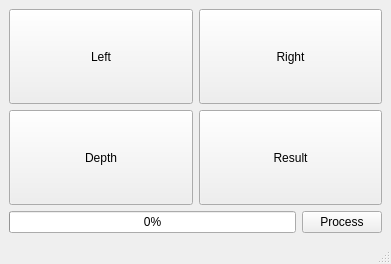
The window that mainwindow.ui (IvanTsantsarov/Stereo) describes before a commit, drawn with Qt 5.
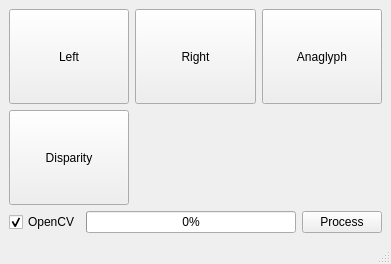
The same window after the commit.

Commit message: Old pseudo SGM removed. OpenCV added.

```diff
--- a/mainwindow.ui
+++ b/mainwindow.ui
@@ -17,45 +17,6 @@
    <layout class="QGridLayout" name="gridLayout_2">
     <item row="0" column="0">
      <layout class="QGridLayout" name="gridLayout">
-      <item row="1" column="0">
-       <widget class="QPushButton" name="btnDepth">
-        <property name="sizePolicy">
-         <sizepolicy hsizetype="Expanding" vsizetype="Expanding">
-          <horstretch>0</horstretch>
-          <verstretch>0</verstretch>
-         </sizepolicy>
-        </property>
-        <property name="text">
-         <string>Depth</string>
-        </property>
-       </widget>
-      </item>
-      <item row="1" column="1">
-       <widget class="QPushButton" name="btnResult">
-        <property name="sizePolicy">
-         <sizepolicy hsizetype="Expanding" vsizetype="Expanding">
-          <horstretch>0</horstretch>
-          <verstretch>0</verstretch>
-         </sizepolicy>
-        </property>
-        <property name="text">
-         <string>Result</string>
-        </property>
-       </widget>
-      </item>
-      <item row="0" column="0">
-       <widget class="QPushButton" name="btnLeft">
-        <property name="sizePolicy">
-         <sizepolicy hsizetype="Expanding" vsizetype="Expanding">
-          <horstretch>0</horstretch>
-          <verstretch>0</verstretch>
-         </sizepolicy>
-        </property>
-        <property name="text">
-         <string>Left</string>
-        </property>
-       </widget>
-      </item>
       <item row="0" column="1">
        <widget class="QPushButton" name="btnRight">
         <property name="sizePolicy">
@@ -69,10 +30,59 @@
         </property>
        </widget>
       </item>
+      <item row="0" column="0">
+       <widget class="QPushButton" name="btnLeft">
+        <property name="sizePolicy">
+         <sizepolicy hsizetype="Expanding" vsizetype="Expanding">
+          <horstretch>0</horstretch>
+          <verstretch>0</verstretch>
+         </sizepolicy>
+        </property>
+        <property name="text">
+         <string>Left</string>
+        </property>
+       </widget>
+      </item>
+      <item row="0" column="2">
+       <widget class="QPushButton" name="btnAnaglypth">
+        <property name="sizePolicy">
+         <sizepolicy hsizetype="Expanding" vsizetype="Expanding">
+          <horstretch>0</horstretch>
+          <verstretch>0</verstretch>
+         </sizepolicy>
+        </property>
+        <property name="text">
+         <string>Anaglyph</string>
+        </property>
+       </widget>
+      </item>
+      <item row="1" column="0">
+       <widget class="QPushButton" name="btnDisparity">
+        <property name="sizePolicy">
+         <sizepolicy hsizetype="Expanding" vsizetype="Expanding">
+          <horstretch>0</horstretch>
+          <verstretch>0</verstretch>
+         </sizepolicy>
+        </property>
+        <property name="text">
+         <string>Disparity</string>
+        </property>
+       </widget>
+      </item>
      </layout>
     </item>
     <item row="1" column="0">
      <layout class="QHBoxLayout" name="horizontalLayout">
+      <item>
+       <widget class="QCheckBox" name="checkOpenCV">
+        <property name="text">
+         <string>OpenCV</string>
+        </property>
+        <property name="checked">
+         <bool>true</bool>
+        </property>
+       </widget>
+      </item>
       <item>
        <widget class="QProgressBar" name="progressBar">
         <property name="value">
```
Left out of the diff: 2 changed lines with no effect on the pictures. The commit also changes 8 other files.
